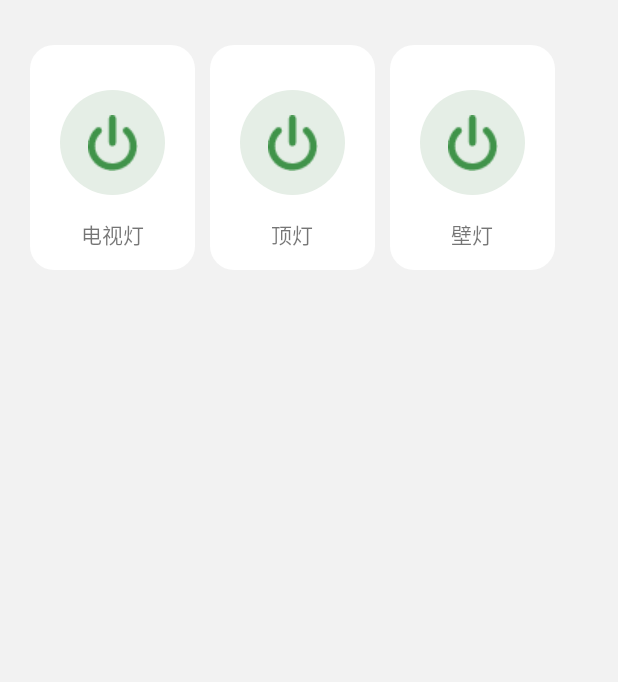
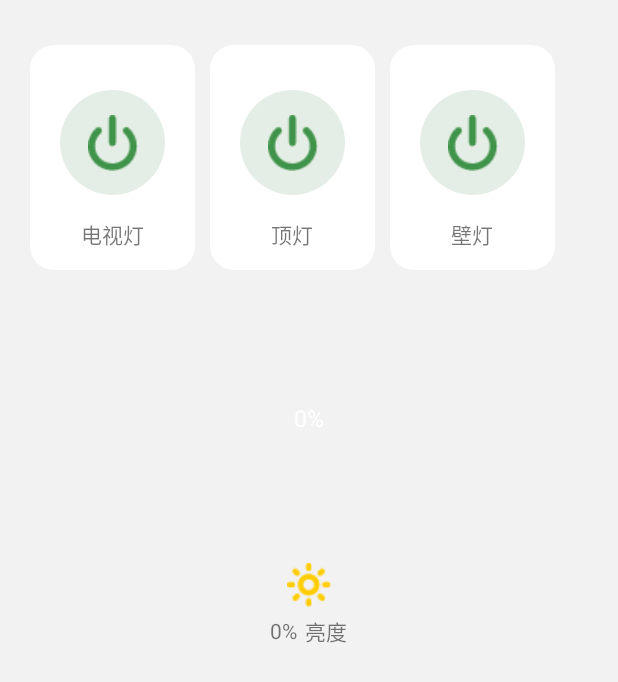
Before and after one commit to flyme666/yizhu, an Android app: the layout fragment_woshi_dengju.xml on its own in the app's theme, with its tools: preview values and no code run, on a phone screen of 412 x 824 dp. Shown: the top 682 px of the screen. Run offline under Robolectric (Android 15) with nearby library versions, the phone set to English and light mode, and no system bars.

Commit message:
update progressBar

```diff
--- /dev/null
+++ b/src/main/java/com/evan/demo/yizhu/VerticalProgressBar.java
@@ -0,0 +1,82 @@
+package com.evan.demo.yizhu;
+
+import android.content.Context;
+import android.graphics.Canvas;
+import android.graphics.Color;
+import android.graphics.Paint;
+import android.graphics.Rect;
+import android.graphics.RectF;
+import android.util.AttributeSet;
+import android.view.View;
+
+public class VerticalProgressBar extends View {
+    private Paint paint;// 画笔
+    private int progress;// 进度值
+    private int width;// 宽度值
+    private int height;// 高度值
+
+    public VerticalProgressBar(Context context, AttributeSet attrs,
+                               int defStyleAttr) {
+        super(context, attrs, defStyleAttr);
+        init();
+    }
+
+    public VerticalProgressBar(Context context, AttributeSet attrs) {
+        super(context, attrs);
+        init();
+    }
+
+    public VerticalProgressBar(Context context) {
+        super(context);
+        init();
+    }
+
+    private void init() {
+        paint = new Paint();
+    }
+
+    @Override
+    protected void onMeasure(int widthMeasureSpec, int heightMeasureSpec) {
+        super.onMeasure(widthMeasureSpec, heightMeasureSpec);
+        width = getMeasuredWidth() - 1;// 宽度值
+        height = getMeasuredHeight() - 1;// 高度值
+    }
+
+    @Override
+    protected void onDraw(Canvas canvas) {
+
+        paint.setColor(Color.BLACK);
+//        paint.setColor(Color.rgb(214, 214, 214));// 设置画笔颜色
+        canvas.drawRoundRect(new RectF(0, height, width, height), 30, 30, paint);
+
+        paint.setColor(Color.rgb(114, 171, 121));// 设置画笔颜色
+        canvas.drawRoundRect(new RectF(0, height - progress / 100f * height, width, height), 30, 30, paint);
+
+        paint.setColor(Color.WHITE);// 设置画笔颜色为红色
+        paint.setTextSize(width / 5);// 设置文字大小
+        canvas.drawText(progress + "%",
+                (width - getTextWidth(progress + "%")) / 2, height / 2, paint);// 画文字
+        super.onDraw(canvas);
+    }
+
+    /**
+     * 拿到文字宽度
+     *
+     * @param str 传进来的字符串
+     *            return 宽度
+     */
+    private int getTextWidth(String str) {
+        // 计算文字所在矩形，可以得到宽高
+        Rect rect = new Rect();
+        paint.getTextBounds(str, 0, str.length(), rect);
+        return rect.width();
+    }
+
+    /**
+     * 设置progressbar进度
+     */
+    public void setProgress(int progress) {
+        this.progress = progress;
+        postInvalidate();
+    }
+}
--- a/src/main/java/com/evan/demo/yizhu/woshi_fragment/woshi_dengju.java
+++ b/src/main/java/com/evan/demo/yizhu/woshi_fragment/woshi_dengju.java
@@ -2,24 +2,32 @@ package com.evan.demo.yizhu.woshi_fragment;
 
 import android.content.Context;
 import android.os.Bundle;
+import android.os.Handler;
+import android.os.Message;
 import android.support.annotation.Nullable;
 import android.support.v4.app.Fragment;
 import android.view.LayoutInflater;
 import android.view.View;
 import android.view.ViewGroup;
 import android.widget.ImageButton;
+import android.widget.TextView;
 
 import com.evan.demo.yizhu.R;
+import com.evan.demo.yizhu.VerticalProgressBar;
 
 public class woshi_dengju extends Fragment {
     private View rootView;
     private ImageButton dianshi;
     private ImageButton ding;
     private ImageButton bi;
+    private VerticalProgressBar vpProgressBar;
+    private TextView liangdu;
+
+    private Handler mhandler;
+
     private int flag = 0;
     private int flag1 = 0;
     private int flag2 = 0;
-
 
     @Override
     public void onAttach(Context context){
@@ -39,12 +47,25 @@ public class woshi_dengju extends Fragment {
         dianshi = (ImageButton)rootView.findViewById(R.id.dianshideng);
         ding = (ImageButton)rootView.findViewById(R.id.dingdeng);
         bi = (ImageButton)rootView.findViewById(R.id.bideng);
+        vpProgressBar = (VerticalProgressBar) rootView.findViewById(R.id.vp_progress);
+        liangdu = (TextView)rootView.findViewById(R.id.liangdu);
     }
 
     @Override
     public void onActivityCreated(Bundle savedInstanceState){
         super.onActivityCreated(savedInstanceState);
         //这里写逻辑代码
+        run();
+        mhandler = new Handler() {
+
+            //handleMessage为处理消息的方法
+            public void handleMessage (Message msg){
+                super.handleMessage(msg);
+                if (true) {
+                    liangdu.setText(msg.arg1 + "%");
+                }
+            }
+        };
         if(flag == 0 ){
             dianshi.setBackgroundDrawable(getResources().getDrawable(R.drawable.button_circle_notselect));
             dianshi.setImageDrawable(getResources().getDrawable(R.drawable.button_off));
@@ -121,4 +142,24 @@ public class woshi_dengju extends Fragment {
             }
         });
     }
+
+    private void run() {
+        new Thread(){
+            public void run() {
+                try {
+                    for (int i= 0;i<=100;i++) {
+                        Thread.sleep(50);//休息50毫秒
+                        vpProgressBar.setProgress(i);//更新进度条进度
+                        Message msg = Message.obtain();
+                        msg.arg1 = i;//Message类有属性字段arg1、arg2、what...
+                        mhandler.sendMessage(msg);
+                    }
+                } catch (InterruptedException e) {
+                    e.printStackTrace();
+                }
+            };
+        }.start();
+    }
+
+
 }
--- a/src/main/res/layout/fragment_woshi_dengju.xml
+++ b/src/main/res/layout/fragment_woshi_dengju.xml
@@ -8,7 +8,14 @@
     <RelativeLayout
         android:layout_width="match_parent"
         android:layout_height="match_parent">
-
+        <LinearLayout
+            android:layout_width="match_parent"
+            android:layout_height="match_parent"
+            android:orientation="vertical">
+            <LinearLayout
+                android:layout_width="match_parent"
+                android:layout_height="wrap_content"
+                android:orientation="horizontal">
                 <LinearLayout
                     android:layout_width="110dp"
                     android:layout_height="150dp"
@@ -36,10 +43,11 @@
                         android:text="电视灯">
                     </TextView>
                 </LinearLayout>
+
                 <LinearLayout
                     android:layout_width="110dp"
                     android:layout_height="150dp"
-            android:layout_marginLeft="140dp"
+                    android:layout_marginLeft="10dp"
                     android:layout_marginTop="30dp"
                     android:background="@drawable/background_linearlayout"
                     android:orientation="vertical">
@@ -50,9 +58,9 @@
                         android:layout_height="70dp"
                         android:layout_gravity="center"
                         android:layout_marginTop="30dp"
+                        android:background="@drawable/button_circle_notselect"
                         android:scaleType="center"
-                android:src="@drawable/button_off"
-                android:background="@drawable/button_circle_notselect">
+                        android:src="@drawable/button_off">
                     </ImageButton>
 
                     <TextView
@@ -63,10 +71,11 @@
                         android:text="顶灯">
                     </TextView>
                 </LinearLayout>
+
                 <LinearLayout
                     android:layout_width="110dp"
                     android:layout_height="150dp"
-            android:layout_marginLeft="260dp"
+                    android:layout_marginLeft="10dp"
                     android:layout_marginTop="30dp"
                     android:background="@drawable/background_linearlayout"
                     android:orientation="vertical">
@@ -89,6 +98,51 @@
                         android:text="壁灯">
                     </TextView>
                 </LinearLayout>
+            </LinearLayout>
+            <LinearLayout
+                android:layout_width="match_parent"
+                android:layout_height="match_parent"
+                android:orientation="vertical">
+
+                <com.evan.demo.yizhu.VerticalProgressBar
+                    android:id="@+id/vp_progress"
+                    android:layout_gravity="center"
+                    android:layout_marginTop="20dp"
+                    android:layout_width="80dp"
+                    android:layout_height="170dp"
+
+                    android:layout_centerInParent="true" />
+                <ImageView
+                    android:layout_width="wrap_content"
+                    android:layout_height="wrap_content"
+                    android:src="@drawable/sun"
+                    android:layout_gravity="center"
+                    android:layout_marginTop="5dp">
+                </ImageView>
+                <LinearLayout
+                    android:layout_width="match_parent"
+                    android:layout_height="wrap_content"
+                    android:layout_marginTop="5dp"
+                    android:gravity="center"
+                    android:orientation="horizontal">
+                    <TextView
+                        android:layout_width="wrap_content"
+                        android:layout_height="wrap_content"
+                        android:text="0%"
+                        android:id="@+id/liangdu">
+                    </TextView>
+                    <TextView
+                        android:layout_width="wrap_content"
+                        android:layout_height="wrap_content"
+                        android:layout_marginLeft="5dp"
+                        android:text="亮度">
+                    </TextView>
+                </LinearLayout>
+
+            </LinearLayout>
+        </LinearLayout>
+
     </RelativeLayout>
 
+
 </FrameLayout>
--- a/src/main/res/values/colors.xml
+++ b/src/main/res/values/colors.xml
@@ -10,4 +10,5 @@
     <color name="theme">#40934A</color>
     <color name="white">#F2F2F2</color>
     <color name="bottom_navigation_normal">#CCCCCC</color>
+    <color name="gary">#D6D6D6</color>
 </resources>
```
Also changed, not shown: src/main/res/drawable-v24/sun.png (added). Lines whose indentation alone changed are shown as unchanged.
